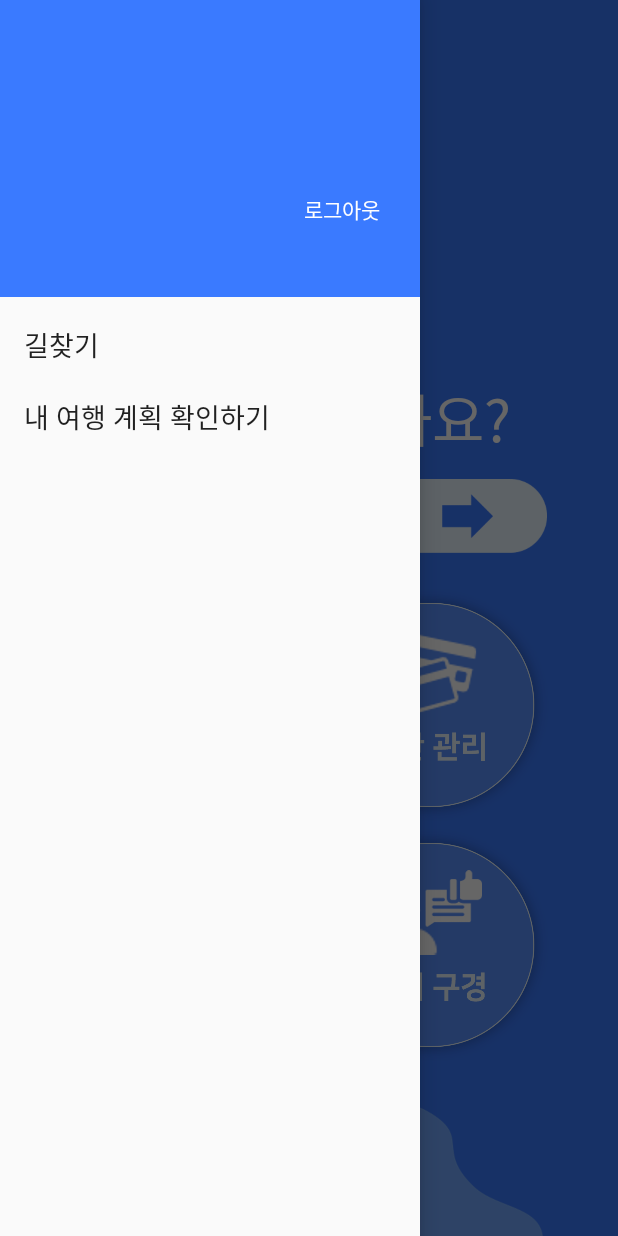
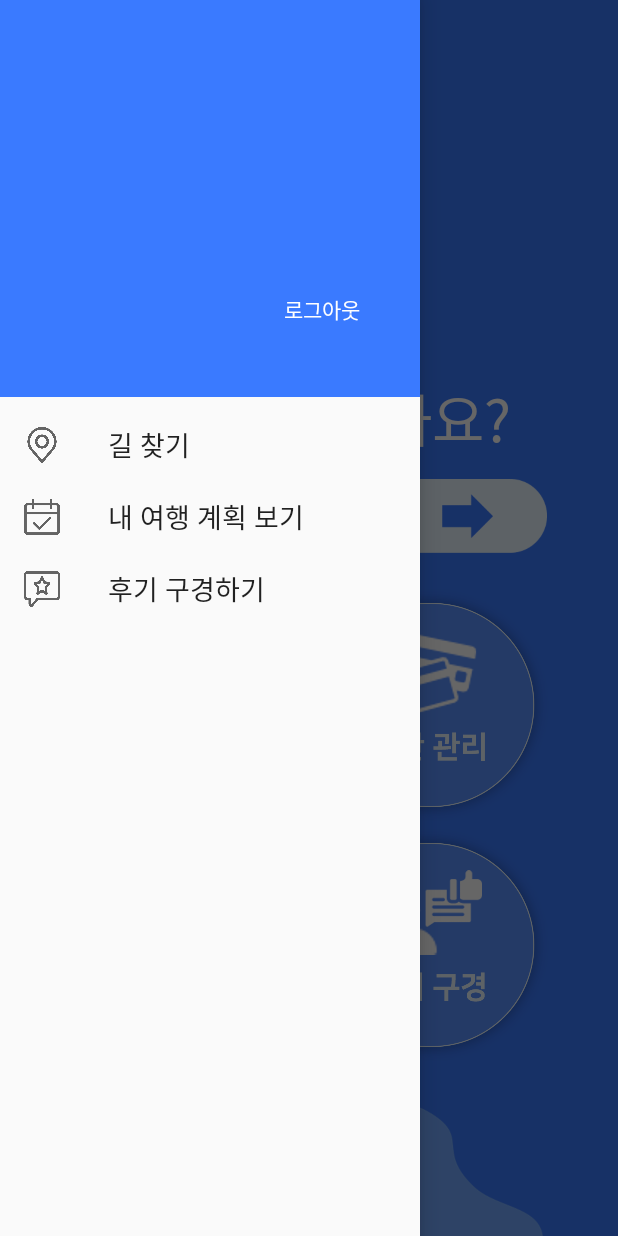
Before and after one commit to Kimnaram/Along-The-Road, an Android app: the screen it shows after launch once a user with an empty profile is signed in (MainActivity), with the side drawer open, on a phone screen of 412 x 824 dp. Run offline under Robolectric (Android 15) with nearby library versions, the phone set to English and light mode, and no system bars; our stand-ins replace Firebase (no records; nobody signed in at launch, a user with empty details on screens opened directly); 1 statement that could not run was skipped.

Commit message:
네비게이션 드로어 뒤로가기로 닫기 추가, 디자인 진행 중_20/08/30

```diff
--- a/app/src/main/java/com/example/along_the_road/MainActivity.java
+++ b/app/src/main/java/com/example/along_the_road/MainActivity.java
@@ -35,6 +35,8 @@ import com.google.firebase.database.DatabaseError;
 import com.google.firebase.database.FirebaseDatabase;
 import com.google.firebase.database.ValueEventListener;
 
+import static com.example.along_the_road.R.drawable.main_menu;
+
 public class MainActivity extends AppCompatActivity {
 
     private FirebaseAuth firebaseAuth;
@@ -63,14 +65,15 @@ public class MainActivity extends AppCompatActivity {
         setSupportActionBar((Toolbar) findViewById(R.id.toolbar));
         getSupportActionBar().setDisplayShowCustomEnabled(true); //커스터마이징 하기 위해 필요
         getSupportActionBar().setDisplayHomeAsUpEnabled(true); //툴바 메뉴버튼 생성
-        getSupportActionBar().setHomeAsUpIndicator(R.drawable.main_menu); // 메뉴 버튼 모양 설정
+        getSupportActionBar().setHomeAsUpIndicator(main_menu); // 메뉴 버튼 모양 설정
         getSupportActionBar().setBackgroundDrawable(new ColorDrawable(Color.parseColor("#3A7AFF"))); //툴바 배경색
 
         firebaseAuth = FirebaseAuth.getInstance();
 
+        //네비게이션 드로어 헤더 설정
         LinearLayout ll_navigation_container = (LinearLayout) LayoutInflater.from(this).inflate(R.layout.navigation_item, null);
         ll_navigation_container.setBackground(getResources().getDrawable(R.color.basic_color_3A7AFF));
-        ll_navigation_container.setPadding(20, 50, 20, 50);
+        ll_navigation_container.setPadding(20, 150, 40, 50);
         ll_navigation_container.setOrientation(LinearLayout.VERTICAL);
         ll_navigation_container.setGravity(Gravity.BOTTOM);
         ll_navigation_container.setLayoutParams(new LinearLayout.LayoutParams(ViewGroup.LayoutParams.MATCH_PARENT,
@@ -187,11 +190,17 @@ public class MainActivity extends AppCompatActivity {
 
                 int id = menuItem.getItemId();
 
+                //길 찾기
                 if(id == R.id.item_directions) {
                     Intent main_to_directions = new Intent(getApplicationContext(), TrafficSearchActivity.class);
+                    startActivity(main_to_directions);
+                }
+                //내 여행 계획 보기
+                if (id == R.id.item_checkplan) {
 
-                    startActivity(main_to_directions);
-                } else if (id == R.id.item_checkplan) {
+                }
+                //후기 구경하기
+                if (id == R.id.item_review) {
 
                 }
 
@@ -274,8 +283,15 @@ public class MainActivity extends AppCompatActivity {
         }
     }
 
+
     @Override
     public void onBackPressed() {
+        //뒤로가기 버튼으로 네비게이션 드로어 닫기
+        DrawerLayout drawer = findViewById(R.id.drawerLayout);
+        if (drawer.isDrawerOpen(GravityCompat.START)) {
+            drawer.closeDrawer(GravityCompat.START);
+        }
+        else {
             AlertDialog.Builder alBuilder = new AlertDialog.Builder(this, R.style.AlertDialogStyle);
             alBuilder.setMessage("종료하시겠습니까?");
 
@@ -295,6 +311,6 @@ public class MainActivity extends AppCompatActivity {
             });
             alBuilder.setTitle("프로그램 종료");
             alBuilder.show(); // AlertDialog.Bulider로 만든 AlertDialog를 보여준다.
-
         }
     }
+}
--- a/app/src/main/res/layout/navigation_item.xml
+++ b/app/src/main/res/layout/navigation_item.xml
@@ -1,6 +1,6 @@
 <?xml version="1.0" encoding="utf-8"?>
 <LinearLayout xmlns:android="http://schemas.android.com/apk/res/android"
-    android:orientation="vertical" android:layout_width="match_parent"
+    android:orientation="vertical"
+    android:layout_width="250dp"
     android:layout_height="match_parent">
-
 </LinearLayout>
--- a/app/src/main/res/menu/navigation_menu.xml
+++ b/app/src/main/res/menu/navigation_menu.xml
@@ -2,14 +2,25 @@
 <menu xmlns:android="http://schemas.android.com/apk/res/android"
     xmlns:app="http://schemas.android.com/apk/res-auto">
     <group android:checkableBehavior="single">
+
         <item
             android:id="@+id/item_directions"
-            android:title="길찾기"
+            android:title="길 찾기"
+            android:icon="@drawable/place"
             app:showAsAction="always" />
 
         <item
             android:id="@+id/item_checkplan"
-            android:title="내 여행 계획 확인하기"
+            android:title="내 여행 계획 보기"
+            android:icon="@drawable/plan_check"
             app:showAsAction="always" />
+
+        <item
+            android:id="@+id/item_review"
+            android:title="후기 구경하기"
+            android:icon="@drawable/review"
+            app:showAsAction="always" />
+
     </group>
+
 </menu>
```
Also changed, not shown: app/src/main/res/drawable-hdpi/place.png (added), app/src/main/res/drawable-hdpi/plan_check.png (added), app/src/main/res/drawable-hdpi/review.png (added). Lines whose indentation alone changed are shown as unchanged.
